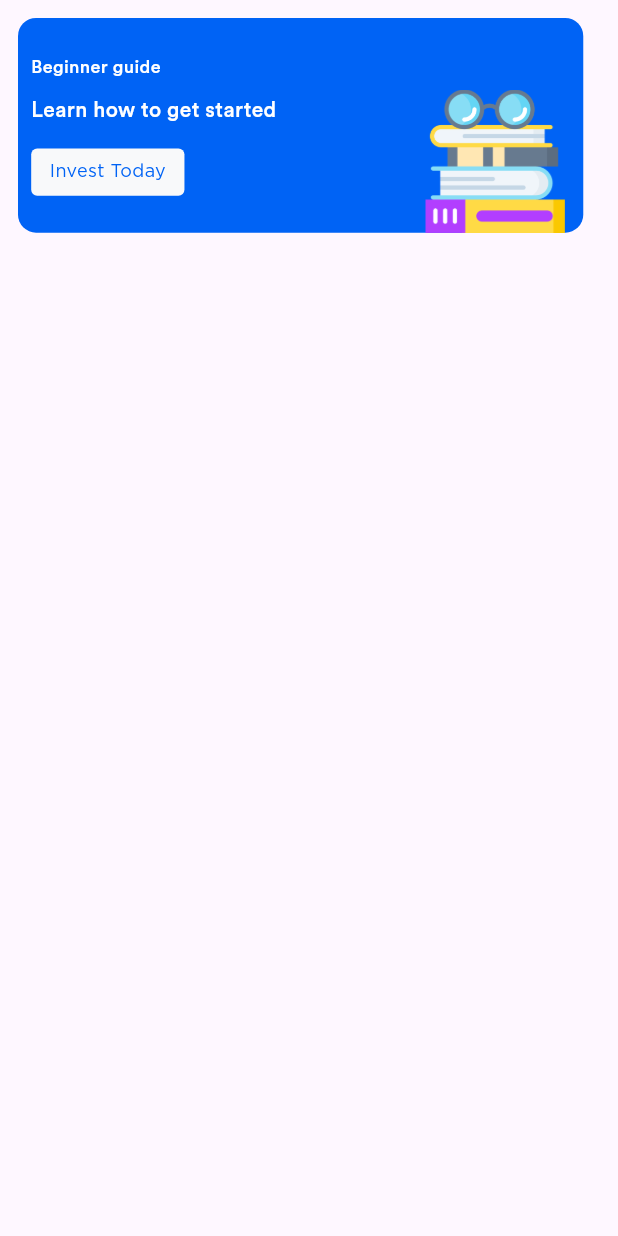
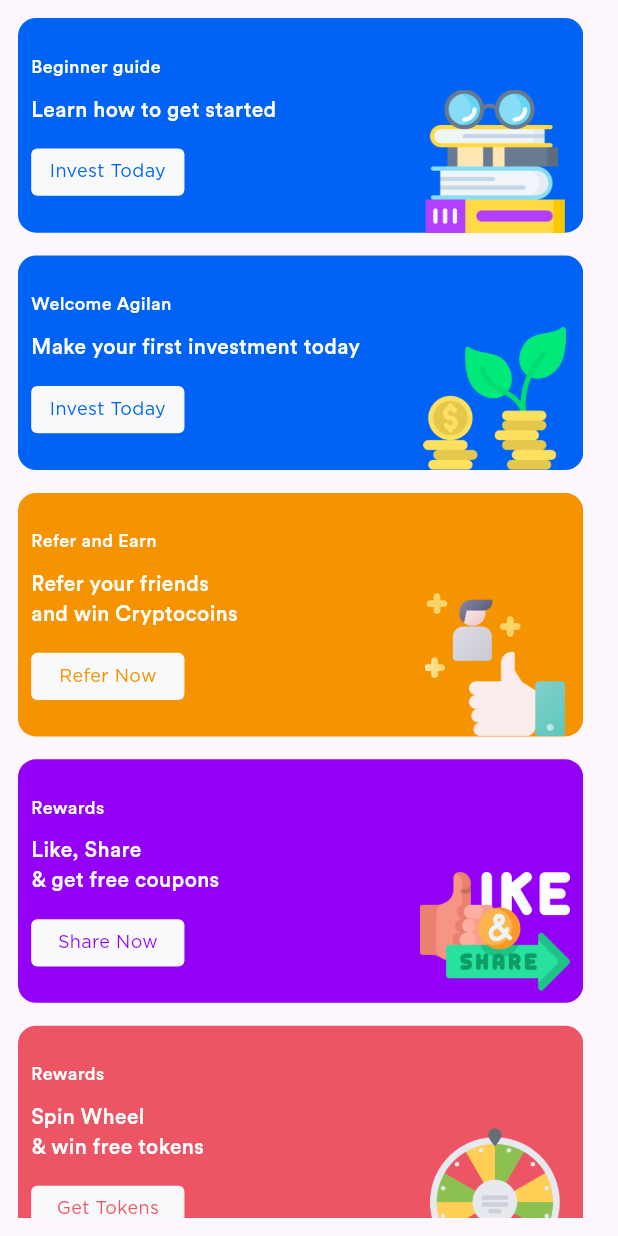
Before and after one commit to Febinjohnson96/z_coins, a Flutter app: the HomeScreen screen opened by its route, after a tap on "Invest Today", on a phone screen of 412 x 824 dp. Run offline on Flutter 3.47's test engine with Material 3 defaults, Android fonts, the light colour scheme and no system bars; our stand-ins replace flutter_screenutil, go_router, logger.

Commit message:
completed banners

```diff
--- a/lib/config/app_colors.dart
+++ b/lib/config/app_colors.dart
@@ -4,4 +4,7 @@ abstract class AppColors {
   static const primaryColor = Color(0xFF0063F5);
   static const white = Color(0XFFFFFFFF);
   static const bannerButtonColor= Color(0xFFF8F9FA);
+  static const secondary = Color(0XFFF59300);
+  static const tertiary = Color(0XFF9300F5);
+  static const quaternary = Color(0XFFED5565);
 }
--- a/lib/config/app_theme.dart
+++ b/lib/config/app_theme.dart
@@ -16,6 +16,9 @@ class AppTheme {
     primary: AppColors.primaryColor,
     white: AppColors.white,
     bannerButtonColor: AppColors.bannerButtonColor,
+    secondary: AppColors.secondary,
+    tertiary: AppColors.tertiary,
+    quaternary: AppColors.quaternary,
   );
 
   static final _appTextTheme = AppTextExtention(
--- a/lib/extentions/app_color_extention.dart
+++ b/lib/extentions/app_color_extention.dart
@@ -5,22 +5,34 @@ class AppColorExtention extends ThemeExtension<AppColorExtention> {
     required this.primary,
     required this.white,
     required this.bannerButtonColor,
+    required this.secondary,
+    required this.tertiary,
+    required this.quaternary,
   });
 
   final Color primary;
   final Color white;
   final Color bannerButtonColor;
+  final Color secondary;
+  final Color tertiary;
+  final Color quaternary;
 
   @override
   ThemeExtension<AppColorExtention> copyWith({
     Color? primary,
     Color? white,
     Color? bannerButtonColor,
+    Color? secondary,
+    Color? tertiary,
+    Color? quaternary,
   }) {
     return AppColorExtention(
       primary: primary ?? this.primary,
       white: white ?? this.white,
       bannerButtonColor: bannerButtonColor ?? this.bannerButtonColor,
+      secondary: secondary ?? this.secondary,
+      tertiary: tertiary ?? this.tertiary,
+      quaternary: quaternary ?? this.quaternary,
     );
   }
 
@@ -35,6 +47,9 @@ class AppColorExtention extends ThemeExtension<AppColorExtention> {
       white: Color.lerp(white, other.white, t)!,
       bannerButtonColor:
           Color.lerp(bannerButtonColor, other.bannerButtonColor, t)!,
+      secondary: Color.lerp(secondary, other.secondary, t)!,
+      tertiary: Color.lerp(tertiary, other.tertiary, t)!,
+      quaternary: Color.lerp(quaternary, other.quaternary, t)!,
     );
   }
 }
--- a/lib/presentation/home/home_screen.dart
+++ b/lib/presentation/home/home_screen.dart
@@ -1,16 +1,39 @@
 import 'package:flutter/material.dart';
+import 'package:flutter_screenutil/flutter_screenutil.dart';
 import 'package:z_coins/widgets/app_scaffold.dart';
 import 'package:z_coins/widgets/banners/beginner_guide_banner.dart';
+import 'package:z_coins/widgets/banners/first_investment_banner.dart';
+import 'package:z_coins/widgets/banners/refer_and_earn_banner.dart';
+import 'package:z_coins/widgets/banners/rewards_banner.dart';
+import 'package:z_coins/widgets/banners/spinwheel_banner.dart';
 
 class HomeScreen extends StatelessWidget {
   const HomeScreen({super.key});
 
   @override
   Widget build(BuildContext context) {
-    return  ZCScaffold(child: Column(
-      children: [
-        BeginnerGuideBanner()
-      ],
+    return  ZCScaffold(child: SingleChildScrollView(
+      child: Column(
+        children: [
+          BeginnerGuideBanner(),
+           SizedBox(
+            height: 15.h,
+          ),
+          FirstInvestmentBanner(),
+          SizedBox(
+            height: 15.h,
+          ),
+          ReferAndEarnBanner(),
+          SizedBox(
+            height: 15.h,
+          ),
+          RewardsBanner(),
+          SizedBox(
+            height: 15.h,
+          ),
+          SpinWheelBanner()
+        ],
+      ),
     ));
   }
 }
--- a/lib/utils/banner_base/banner_base.dart
+++ b/lib/utils/banner_base/banner_base.dart
@@ -5,18 +5,21 @@ import 'package:z_coins/gen/fonts.gen.dart';
 import 'package:z_coins/widgets/button/banner_button.dart';
 
 class BannerBaseClass extends StatelessWidget {
-  const BannerBaseClass({super.key, required this.bannerTitle, required this.bannerSubTitle, required this.imagePath, required this.btnTitle, this.callback, required this.bannerColor});
+  const BannerBaseClass({super.key, required this.bannerTitle, required this.bannerSubTitle, required this.imagePath, required this.btnTitle, this.callback, required this.bannerColor, required this.height, required this.width, required this.btnColor});
 final String bannerTitle;
 final String bannerSubTitle;
 final String imagePath;
 final String btnTitle;
 final VoidCallback? callback;
 final Color bannerColor;
+final Color btnColor;
+final int height;
+final int width;
   @override
   Widget build(BuildContext context) {
         return Container(
-      height: 141.h,
-      width: 343.w,
+      height: height.h,
+      width: width.w,
       decoration: BoxDecoration(
           color: bannerColor ,
           borderRadius: BorderRadius.circular(12)),
@@ -52,7 +55,7 @@ final Color bannerColor;
                 BannerButton(
                   callback: callback,
                     btnTitle: btnTitle,
-                    btnTitleColor: context.theme.appColors.primary),
+                    btnTitleColor: btnColor),
               ],
             ),
             Flexible(
--- a/lib/widgets/banners/beginner_guide_banner.dart
+++ b/lib/widgets/banners/beginner_guide_banner.dart
@@ -5,12 +5,16 @@ import 'package:z_coins/config/app_theme.dart';
 import 'package:z_coins/utils/logger/app_logger.dart';
 
 class BeginnerGuideBanner extends BannerBaseClass {
-    BeginnerGuideBanner({super.key}) : super(
+  BeginnerGuideBanner({super.key})
+      : super(
+          height: 141,
+          width: 343,
           bannerTitle: AppConstants.kBannerBeginnerText,
           bannerSubTitle: AppConstants.kBannerLearnText,
           imagePath: Assets.images.banner.beginnerBanner.path,
           btnTitle: "Invest Today",
           bannerColor: AppTheme.appTheme.appColors.primary,
-    callback: ()=>AppLogger.fatalLog( "Beginner Guide Banner Tapped"),
+          btnColor: AppTheme.appTheme.appColors.primary,
+          callback: () => AppLogger.fatalLog("Beginner Guide Banner Tapped"),
         );
 }
--- /dev/null
+++ b/lib/widgets/banners/first_investment_banner.dart
@@ -0,0 +1,20 @@
+import 'package:z_coins/config/app_theme.dart';
+import 'package:z_coins/gen/assets.gen.dart';
+import 'package:z_coins/utils/banner_base/banner_base.dart';
+import 'package:z_coins/utils/logger/app_logger.dart';
+
+class FirstInvestmentBanner extends BannerBaseClass{
+  FirstInvestmentBanner({super.key})
+      : super(
+    height: 141,
+    width: 343,
+    bannerTitle: 'Welcome Agilan',
+    bannerSubTitle: 'Make your first investment today',
+    imagePath: Assets.images.banner.welcomeBanner.path,
+    btnTitle: "Invest Today",
+    bannerColor: AppTheme.appTheme.appColors.primary,
+    btnColor: AppTheme.appTheme.appColors.primary,
+    callback: () => AppLogger.errorlog("First Investment Banner Tapped"),
+  );
+
+}
--- /dev/null
+++ b/lib/widgets/banners/refer_and_earn_banner.dart
@@ -0,0 +1,18 @@
+import 'package:z_coins/config/app_theme.dart';
+import 'package:z_coins/gen/assets.gen.dart';
+import 'package:z_coins/utils/banner_base/banner_base.dart';
+import 'package:z_coins/utils/logger/app_logger.dart';
+
+class ReferAndEarnBanner extends BannerBaseClass {
+  ReferAndEarnBanner({super.key}):super(
+    height: 160,
+    width: 343,
+    bannerTitle: "Refer and Earn",
+    bannerSubTitle: "Refer your friends\nand win Cryptocoins",
+    imagePath: Assets.images.banner.referralBanner.path,
+    btnTitle: "Refer Now",
+    bannerColor: AppTheme.appTheme.appColors.secondary,
+    btnColor: AppTheme.appTheme.appColors.secondary,
+    callback: () => AppLogger.fatalLog("Refer and Earn Banner Tapped"),
+  );
+}
--- /dev/null
+++ b/lib/widgets/banners/rewards_banner.dart
@@ -0,0 +1,18 @@
+import 'package:z_coins/config/app_theme.dart';
+import 'package:z_coins/gen/assets.gen.dart';
+import 'package:z_coins/utils/banner_base/banner_base.dart';
+import 'package:z_coins/utils/logger/app_logger.dart';
+
+class RewardsBanner extends BannerBaseClass{
+  RewardsBanner({super.key}):super(
+    height: 160,
+    width: 343,
+    bannerTitle: "Rewards",
+    bannerSubTitle: "Like, Share\n& get free coupons",
+    imagePath: Assets.images.banner.likeRefer.path,
+    btnTitle: "Share Now",
+    bannerColor: AppTheme.appTheme.appColors.tertiary,
+    btnColor: AppTheme.appTheme.appColors.tertiary,
+    callback: () => AppLogger.fatalLog("Rewards Banner Tapped"),
+  );
+}
--- /dev/null
+++ b/lib/widgets/banners/spinwheel_banner.dart
@@ -0,0 +1,18 @@
+import 'package:z_coins/config/app_theme.dart';
+import 'package:z_coins/gen/assets.gen.dart';
+import 'package:z_coins/utils/banner_base/banner_base.dart';
+import 'package:z_coins/utils/logger/app_logger.dart';
+
+class SpinWheelBanner extends BannerBaseClass{
+  SpinWheelBanner({super.key}):super(
+    height: 160,
+    width: 343,
+    bannerTitle: "Rewards",
+    bannerSubTitle: "Spin Wheel\n& win free tokens",
+    imagePath: Assets.images.banner.fortuneBanner.path,
+    btnTitle: "Get Tokens",
+    bannerColor: AppTheme.appTheme.appColors.quaternary,
+    btnColor: AppTheme.appTheme.appColors.quaternary,
+    callback: () => AppLogger.fatalLog("Spin Wheel Banner Tapped"),
+  );
+}
```
Lines whose indentation alone changed are shown as unchanged.
